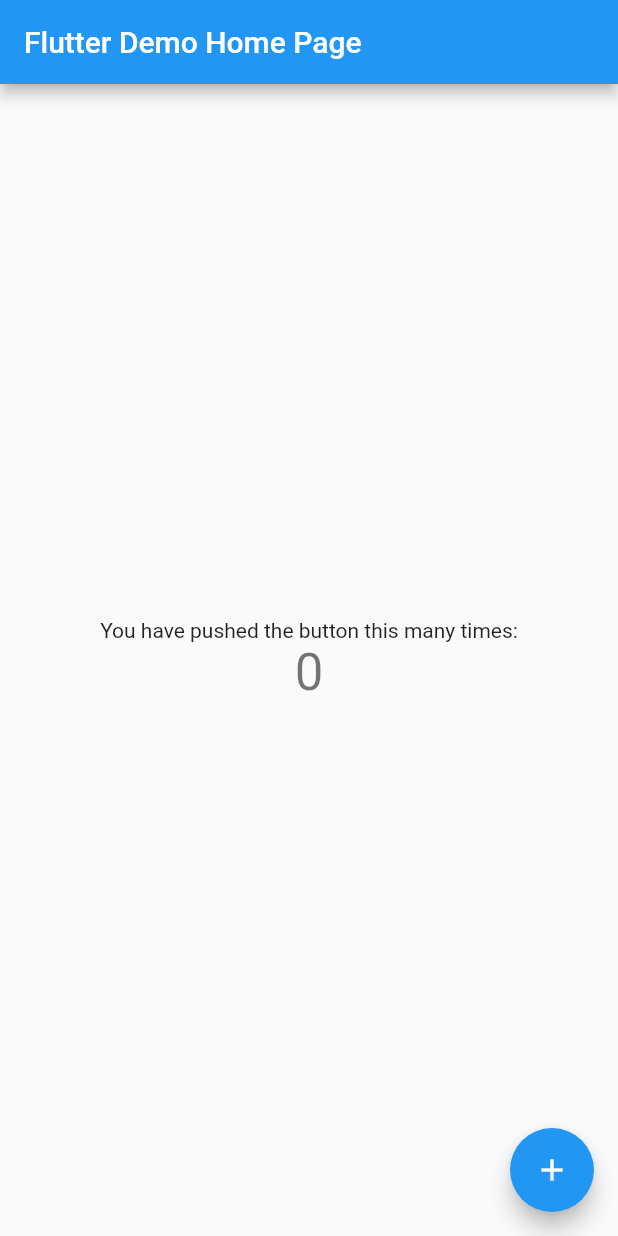
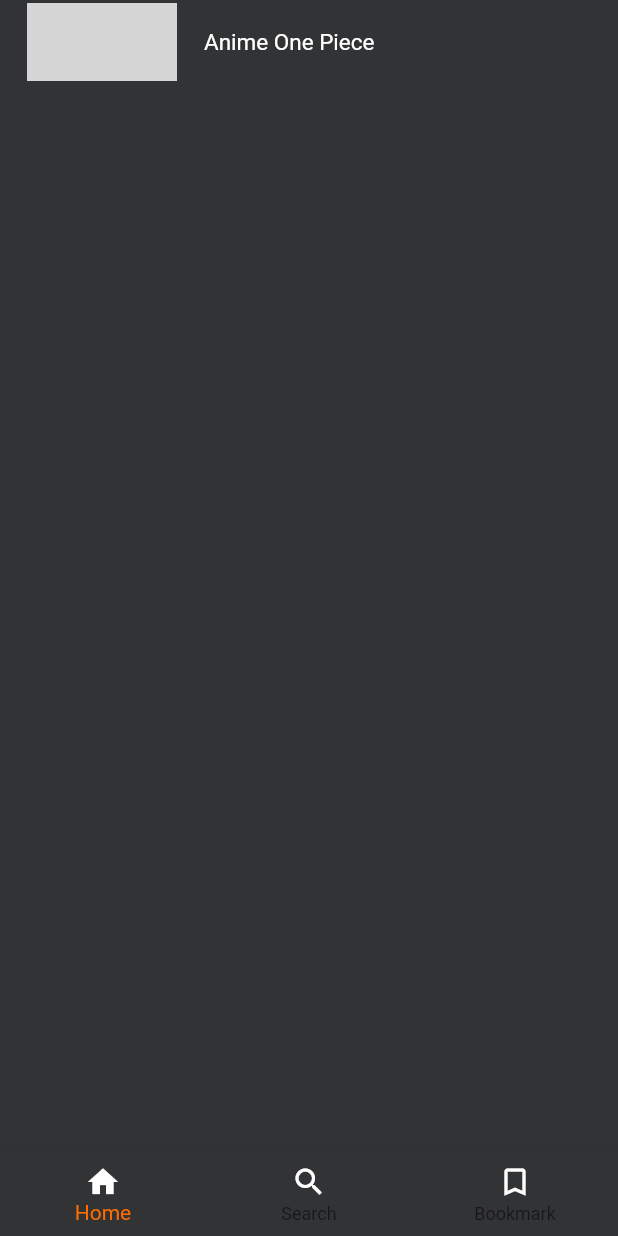
Before and after one commit to ranggaggngntt/anime-streaming, a Flutter app: the screen it shows after launch, on a phone screen of 412 x 824 dp. Run offline on Flutter 3.47's test engine with Material 2 defaults, Android fonts, the phone set to English and light mode, and no system bars; network calls fail; grey boxes are pictures that could not be loaded.

Commit message:
first commit adding Home Page

```diff
--- a/lib/main.dart
+++ b/lib/main.dart
@@ -1,3 +1,5 @@
+import 'package:streaming_anime/screens/homescreen.dart';
+import 'package:streaming_anime/style/style.dart';
 import 'package:flutter/material.dart';
 
 void main() {
@@ -5,113 +7,17 @@ void main() {
 }
 
 class MyApp extends StatelessWidget {
-  // This widget is the root of your application.
   @override
   Widget build(BuildContext context) {
     return MaterialApp(
-      title: 'Flutter Demo',
+      debugShowCheckedModeBanner: false,
+      title: 'Flutter Anime Streaming',
       theme: ThemeData(
-        // This is the theme of your application.
-        //
-        // Try running your application with "flutter run". You'll see the
-        // application has a blue toolbar. Then, without quitting the app, try
-        // changing the primarySwatch below to Colors.green and then invoke
-        // "hot reload" (press "r" in the console where you ran "flutter run",
-        // or simply save your changes to "hot reload" in a Flutter IDE).
-        // Notice that the counter didn't reset back to zero; the application
-        // is not restarted.
         primarySwatch: Colors.blue,
-        // This makes the visual density adapt to the platform that you run
-        // the app on. For desktop platforms, the controls will be smaller and
-        // closer together (more dense) than on mobile platforms.
-        visualDensity: VisualDensity.adaptivePlatformDensity,
+        backgroundColor: backgroundColor,
+        scaffoldBackgroundColor: backgroundColor,
       ),
-      home: MyHomePage(title: 'Flutter Demo Home Page'),
+      home: HomeScreen(),
     );
   }
 }
-
-class MyHomePage extends StatefulWidget {
-  MyHomePage({Key key, this.title}) : super(key: key);
-
-  // This widget is the home page of your application. It is stateful, meaning
-  // that it has a State object (defined below) that contains fields that affect
-  // how it looks.
-
-  // This class is the configuration for the state. It holds the values (in this
-  // case the title) provided by the parent (in this case the App widget) and
-  // used by the build method of the State. Fields in a Widget subclass are
-  // always marked "final".
-
-  final String title;
-
-  @override
-  _MyHomePageState createState() => _MyHomePageState();
-}
-
-class _MyHomePageState extends State<MyHomePage> {
-  int _counter = 0;
-
-  void _incrementCounter() {
-    setState(() {
-      // This call to setState tells the Flutter framework that something has
-      // changed in this State, which causes it to rerun the build method below
-      // so that the display can reflect the updated values. If we changed
-      // _counter without calling setState(), then the build method would not be
-      // called again, and so nothing would appear to happen.
-      _counter++;
-    });
-  }
-
-  @override
-  Widget build(BuildContext context) {
-    // This method is rerun every time setState is called, for instance as done
-    // by the _incrementCounter method above.
-    //
-    // The Flutter framework has been optimized to make rerunning build methods
-    // fast, so that you can just rebuild anything that needs updating rather
-    // than having to individually change instances of widgets.
-    return Scaffold(
-      appBar: AppBar(
-        // Here we take the value from the MyHomePage object that was created by
-        // the App.build method, and use it to set our appbar title.
-        title: Text(widget.title),
-      ),
-      body: Center(
-        // Center is a layout widget. It takes a single child and positions it
-        // in the middle of the parent.
-        child: Column(
-          // Column is also a layout widget. It takes a list of children and
-          // arranges them vertically. By default, it sizes itself to fit its
-          // children horizontally, and tries to be as tall as its parent.
-          //
-          // Invoke "debug painting" (press "p" in the console, choose the
-          // "Toggle Debug Paint" action from the Flutter Inspector in Android
-          // Studio, or the "Toggle Debug Paint" command in Visual Studio Code)
-          // to see the wireframe for each widget.
-          //
-          // Column has various properties to control how it sizes itself and
-          // how it positions its children. Here we use mainAxisAlignment to
-          // center the children vertically; the main axis here is the vertical
-          // axis because Columns are vertical (the cross axis would be
-          // horizontal).
-          mainAxisAlignment: MainAxisAlignment.center,
-          children: <Widget>[
-            Text(
-              'You have pushed the button this many times:',
-            ),
-            Text(
-              '$_counter',
-              style: Theme.of(context).textTheme.headline4,
-            ),
-          ],
-        ),
-      ),
-      floatingActionButton: FloatingActionButton(
-        onPressed: _incrementCounter,
-        tooltip: 'Increment',
-        child: Icon(Icons.add),
-      ), // This trailing comma makes auto-formatting nicer for build methods.
-    );
-  }
-}
--- /dev/null
+++ b/lib/screens/homescreen.dart
@@ -0,0 +1,53 @@
+import 'package:flutter/material.dart';
+import 'package:streaming_anime/style/style.dart';
+
+class HomeScreen extends StatefulWidget {
+  @override
+  _HomeScreenState createState() => _HomeScreenState();
+}
+
+class _HomeScreenState extends State<HomeScreen> {
+  @override
+  Widget build(BuildContext context) {
+    return Scaffold(
+      bottomNavigationBar: BottomNavigationBar(
+          backgroundColor: backgroundColor,
+          currentIndex: 0,
+          type: BottomNavigationBarType.fixed,
+          selectedItemColor: buttonColor,
+          items: [
+            BottomNavigationBarItem(
+                icon: Icon(Icons.home, color: Colors.white),
+                label: "Home",
+                backgroundColor: buttonColor),
+            BottomNavigationBarItem(
+              icon: Icon(Icons.search, color: Colors.white),
+              label: "Search",
+            ),
+            BottomNavigationBarItem(
+              icon: Icon(Icons.bookmark_border, color: Colors.white),
+              label: "Bookmark",
+            ),
+          ]),
+      body: ListTile(
+        tileColor: backgroundColor,
+        shape: RoundedRectangleBorder(borderRadius: BorderRadius.circular(15)),
+        leading: Container(
+            decoration: BoxDecoration(shape: BoxShape.circle),
+            child: Padding(
+              padding: const EdgeInsets.all(2.0),
+              child: Image.network(
+                "",
+                height: 90.0,
+                width: 100.0,
+                fit: BoxFit.cover,
+              ),
+            )),
+        title: Text(
+          'Anime One Piece',
+          style: TextStyle(color: Colors.white, fontSize: 15),
+        ),
+      ),
+    );
+  }
+}
--- /dev/null
+++ b/lib/style/style.dart
@@ -0,0 +1,4 @@
+import 'package:flutter/material.dart';
+
+Color backgroundColor = Color(0xff323335);
+Color buttonColor = Color(0xffFF6D00);
```
